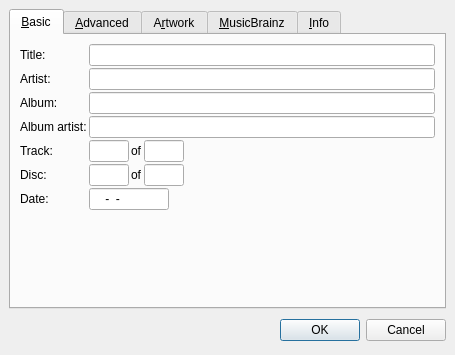
First picture: the form in ui/tageditor.ui, repository metabrainz/picard, before the edit.
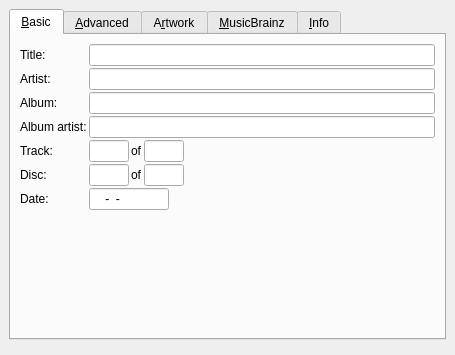
Second picture: the form after the edit.

Commit message: Use QDialogButtonBox in the tag editor dialog.

What changed in the file:
```diff
--- a/ui/tageditor.ui
+++ b/ui/tageditor.ui
@@ -592,44 +592,11 @@
     </widget>
    </item>
    <item>
-    <layout class="QHBoxLayout" >
-     <property name="margin" >
-      <number>0</number>
+    <widget class="QDialogButtonBox" name="buttonbox" >
+     <property name="orientation" >
+      <enum>Qt::Horizontal</enum>
      </property>
-     <property name="spacing" >
-      <number>6</number>
-     </property>
-     <item>
-      <spacer>
-       <property name="orientation" >
-        <enum>Qt::Horizontal</enum>
-       </property>
-       <property name="sizeHint" >
-        <size>
-         <width>131</width>
-         <height>31</height>
-        </size>
-       </property>
-      </spacer>
-     </item>
-     <item>
-      <widget class="QPushButton" name="okButton" >
-       <property name="text" >
-        <string>OK</string>
-       </property>
-       <property name="default" >
-        <bool>true</bool>
-       </property>
-      </widget>
-     </item>
-     <item>
-      <widget class="QPushButton" name="cancelButton" >
-       <property name="text" >
-        <string>Cancel</string>
-       </property>
-      </widget>
-     </item>
-    </layout>
+    </widget>
    </item>
   </layout>
  </widget>
```
Left out of the diff: 41 changed lines with no effect on the pictures. The commit also changes 2 other files.
